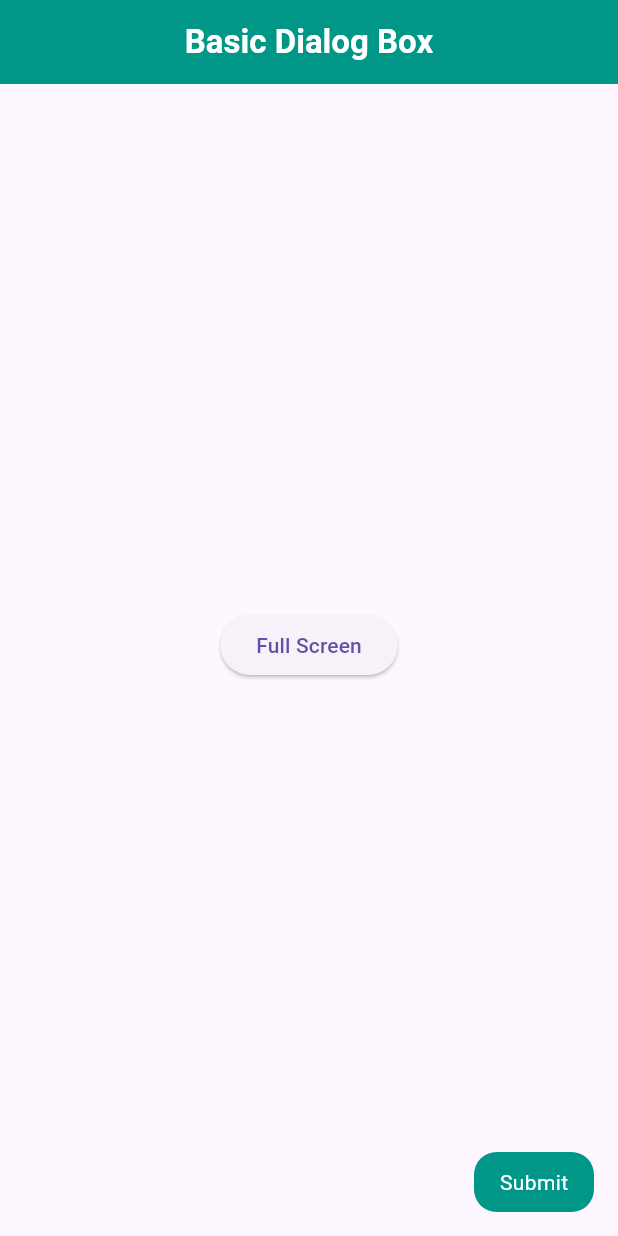
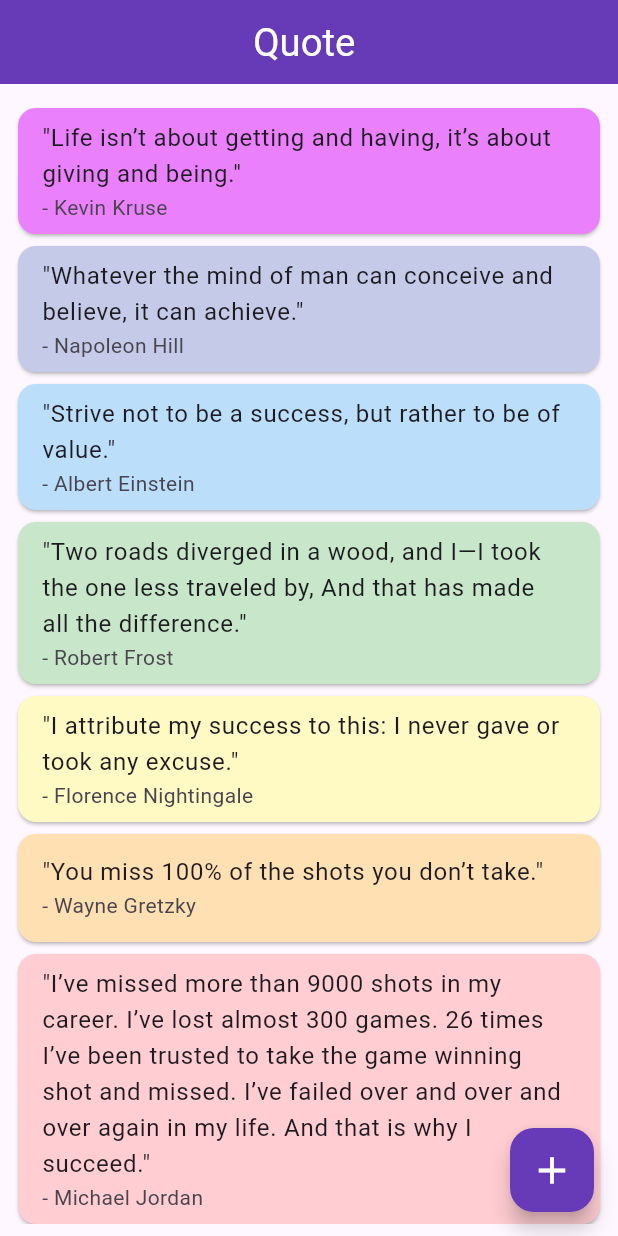
Before and after one commit to harshdusane2103/quote_app_daily_task, a Flutter app: the screen it shows after launch, on a phone screen of 412 x 824 dp. Run offline on Flutter 3.47's test engine with Material 3 defaults, Android fonts, the phone set to English and light mode, and no system bars.

Commit message:
4-06-2024

```diff
--- /dev/null
+++ b/lib/Quote_Dialog/HomeScreen.dart
@@ -0,0 +1,111 @@
+import 'dart:math';
+
+import 'package:flutter/material.dart';
+import 'package:quote_app_daily_task/Quote_Dialog/quote_class.dart';
+import 'package:quote_app_daily_task/utils/golbal.dart';
+
+QuotesModel? quotesModel;
+
+class Quotes extends StatefulWidget {
+  const Quotes({super.key});
+
+  @override
+  State<Quotes> createState() => _QuotesState();
+}
+
+class _QuotesState extends State<Quotes> {
+  @override
+  void initState() {
+    quotesModel = QuotesModel.toList(QuoteList);
+    super.initState();
+  }
+
+  @override
+  Widget build(BuildContext context) {
+    double width = MediaQuery.of(context).size.width;
+    return SafeArea(
+      child: Scaffold(
+        appBar: AppBar(
+          centerTitle: true,
+          backgroundColor: Colors.deepPurple,
+          title: Text(
+            'Quote ',
+            style: TextStyle(color: Colors.white, fontSize: width * 0.062),
+          ),
+        ),
+        body: Padding(
+          padding: const EdgeInsets.fromLTRB(8, 12, 8, 8),
+          child: SingleChildScrollView(
+            physics: const BouncingScrollPhysics(),
+            child: Column(
+              children: List.generate(
+
+                quotesModel!.quoteModelList.length,
+                (index) => Card(
+
+
+                  // color: colorList[index % colorList.length],
+                  child: ListTile(
+                    title: Text(
+                      '"${quotesModel!.quoteModelList[index].quote!}"',
+                    ),
+                    subtitle: Text(
+                      '- ${quotesModel!.quoteModelList[index].author!}',
+                    ),
+                  ),
+                  color: colorList[index % colorList.length],
+                ),
+              ),
+            ),
+          ),
+        ),
+        floatingActionButton: FloatingActionButton(
+          onPressed: () {
+
+            Random random = Random();
+            int hd = random.nextInt(quotesModel!.quoteModelList.length);
+
+            showDialog(
+                context: context,
+                builder: (context) => AlertDialog(
+                      // backgroundColor: colorList[a % colorList.length],
+                      title: Text(
+                        quotesModel!.quoteModelList[hd].author!,style: TextStyle(color: Colors.black,fontWeight: FontWeight.bold),
+                      ),
+                      content: Text(
+                        '"${quotesModel!.quoteModelList[hd].quote!}"',style: TextStyle(color: Colors.black
+                      ),
+                      ),
+                      actions: [
+
+                        TextButton(
+                            onPressed: () {
+                              Navigator.pop(context);
+                            },
+                            child: Text(
+                              'Back',
+                            )),
+                        TextButton(
+                            onPressed: () {
+                              setState(() {
+                                Selectindex=hd;
+                              });
+                              Navigator.of(context).pushNamed('/bg');
+                            },
+                            child: Text(
+                              'Save',
+                            )),
+                      ],
+                    ));
+          },
+          child: const Icon(
+            Icons.add,
+            size: 30,
+            color: Colors.white,
+          ),
+          backgroundColor: Colors.deepPurple,
+        ),
+      ),
+    );
+  }
+}
--- /dev/null
+++ b/lib/Quote_Dialog/bg.dart
@@ -0,0 +1,66 @@
+import 'package:flutter/cupertino.dart';
+import 'package:flutter/material.dart';
+import 'package:flutter/widgets.dart';
+import 'package:quote_app_daily_task/Quote_Dialog/HomeScreen.dart';
+import 'package:quote_app_daily_task/Quote_Dialog/quote_class.dart';
+import 'package:quote_app_daily_task/utils/golbal.dart';
+class bgScreen extends StatefulWidget {
+  const bgScreen({super.key});
+
+  @override
+  State<bgScreen> createState() => _bgScreenState();
+}
+
+class _bgScreenState extends State<bgScreen> {
+  @override
+  Widget build(BuildContext context) {
+
+    return Scaffold(
+      backgroundColor: Colors.black,
+      body: Column(
+        children: [
+          Center(
+            child: Container(
+              margin: EdgeInsets.only(top: 200),
+              height: 340,
+              width:340,
+              decoration: BoxDecoration(
+                // border: Border.all(color: Colors.white),
+                borderRadius: BorderRadius.circular(10),
+                // image: DecorationImage(
+                //   fit: BoxFit.cover,
+                //   image: AssetImage("assets/image/banner.jpeg"),
+                // )
+              ),
+              child: Column(
+                mainAxisAlignment: MainAxisAlignment.center,
+                children: [
+                  // ... List.generate(quotesModel!.quoteModelList.length, (index) =>
+                  //    )
+                  Center(
+                    child: ListTile(
+                      title: Text( quotesModel!.quoteModelList[Selectindex].quote!,style: TextStyle(color: Colors.white),),
+                      subtitle: Text("-"+" "+ quotesModel!.quoteModelList[Selectindex].author!,style: TextStyle(color: Colors.white,fontWeight:FontWeight.bold),),
+
+                    ),
+                  ),
+                 ],
+              ),
+            ),
+          ),
+          Align(
+            alignment: Alignment.bottomRight,
+            child: Container(
+              margin: EdgeInsets.only(top:150),
+              height: 80,
+              width: 100,
+              // color: Colors.white,
+              child: Text('@harshdusane',style: TextStyle(color: Colors.white,fontSize: 14),),
+            ),
+          ),
+
+        ],
+      ),
+    );
+  }
+}
--- /dev/null
+++ b/lib/Quote_Dialog/quote_class.dart
@@ -0,0 +1,19 @@
+class QuotesModel {
+  String? quote;
+  String? author;
+  List<QuotesModel> quoteModelList = [];
+
+  QuotesModel({this.author, this.quote});
+
+  factory QuotesModel.fromQuote(Map h1) {
+    return QuotesModel(
+      author: h1['author'], quote: h1['quote'],
+    );
+  }
+
+  QuotesModel.toList(List hd) {
+    for (int i = 0; i < hd.length; i++) {
+      quoteModelList.add(QuotesModel.fromQuote(hd[i]));
+    }
+  }
+}
--- a/lib/main.dart
+++ b/lib/main.dart
@@ -1,5 +1,7 @@
 import 'package:flutter/material.dart';
-import 'package:quote_app_daily_task/Dilgoue-Box/Basic_dialog.dart';
+
+import 'package:quote_app_daily_task/Quote_Dialog/HomeScreen.dart';
+import 'package:quote_app_daily_task/Quote_Dialog/bg.dart';
 
 void main() {
   runApp(const MyApp());
@@ -18,7 +20,8 @@ class _MyAppState extends State<MyApp> {
     return MaterialApp(
       debugShowCheckedModeBanner: false,
       routes: {
-        '/':(context)=>DialogScreen(),
+        '/':(context)=>Quotes(),
+        '/bg':(context)=>bgScreen(),
       },
     );
   }
--- /dev/null
+++ b/lib/utils/golbal.dart
@@ -0,0 +1,467 @@
+import 'package:flutter/material.dart';
+int Selectindex=0;
+
+List colorList = [
+  Colors.purpleAccent.shade100,
+  Colors.indigo.shade100,
+  Colors.blue.shade100,
+  Colors.green.shade100,
+  Colors.yellow.shade100,
+  Colors.orange.shade100,
+  Colors.red.shade100,
+];
+List QuoteList = [
+  {
+    "quote":
+        "Life isn’t about getting and having, it’s about giving and being.",
+    "author": "Kevin Kruse"
+  },
+  {
+    "quote":
+        "Whatever the mind of man can conceive and believe, it can achieve.",
+    "author": "Napoleon Hill"
+  },
+  {
+    "quote": "Strive not to be a success, but rather to be of value.",
+    "author": "Albert Einstein"
+  },
+  {
+    "quote":
+        "Two roads diverged in a wood, and I—I took the one less traveled by, And that has made all the difference.",
+    "author": "Robert Frost"
+  },
+  {
+    "quote": "I attribute my success to this: I never gave or took any excuse.",
+    "author": "Florence Nightingale"
+  },
+  {
+    "quote": "You miss 100% of the shots you don’t take.",
+    "author": "Wayne Gretzky"
+  },
+  {
+    "quote":
+        "I’ve missed more than 9000 shots in my career. I’ve lost almost 300 games. 26 times I’ve been trusted to take the game winning shot and missed. I’ve failed over and over and over again in my life. And that is why I succeed.",
+    "author": "Michael Jordan"
+  },
+  {
+    "quote":
+        "The most difficult thing is the decision to act, the rest is merely tenacity.",
+    "author": "Amelia Earhart"
+  },
+  {
+    "quote": "Every strike brings me closer to the next home run.",
+    "author": "Babe Ruth"
+  },
+  {
+    "quote":
+        "Definiteness of purpose is the starting point of all achievement.",
+    "author": "W. Clement Stone"
+  },
+  {
+    "quote":
+        "We must balance conspicuous consumption with conscious capitalism.",
+    "author": "Kevin Kruse"
+  },
+  {
+    "quote":
+        "Life is what happens to you while you’re busy making other plans.",
+    "author": "John Lennon"
+  },
+  {"quote": "We become what we think about.", "author": "Earl Nightingale"},
+  {
+    "quote":
+        "Twenty years from now you will be more disappointed by the things that you didn’t do than by the ones you did do, so throw off the bowlines, sail away from safe harbor, catch the trade winds in your sails.  Explore, Dream, Discover.",
+    "author": "Mark Twain"
+  },
+  {
+    "quote": "Life is 10% what happens to me and 90% of how I react to it.",
+    "author": "Charles Swindoll"
+  },
+  {
+    "quote":
+        "The most common way people give up their power is by thinking they don’t have any.",
+    "author": "Alice Walker"
+  },
+  {
+    "quote": "The mind is everything. What you think you become.",
+    "author": "Buddha"
+  },
+  {
+    "quote":
+        "The best time to plant a tree was 20 years ago. The second best time is now.",
+    "author": "Chinese Proverb"
+  },
+  {"quote": "An unexamined life is not worth living.", "author": "Socrates"},
+  {
+    "quote": "Eighty percent of success is showing up.",
+    "author": "Woody Allen"
+  },
+  {
+    "quote":
+        "Your time is limited, so don’t waste it living someone else’s life.",
+    "author": "Steve Jobs"
+  },
+  {
+    "quote": "Winning isn’t everything, but wanting to win is.",
+    "author": "Vince Lombardi"
+  },
+  {
+    "quote":
+        "I am not a product of my circumstances. I am a product of my decisions.",
+    "author": "Stephen Covey"
+  },
+  {
+    "quote":
+        "Every child is an artist.  The problem is how to remain an artist once he grows up.",
+    "author": "Pablo Picasso"
+  },
+  {
+    "quote":
+        "You can never cross the ocean until you have the courage to lose sight of the shore.",
+    "author": "Christopher Columbus"
+  },
+  {
+    "quote":
+        "I’ve learned that people will forget what you said, people will forget what you did, but people will never forget how you made them feel.",
+    "author": "Maya Angelou"
+  },
+  {
+    "quote": "Either you run the day, or the day runs you.",
+    "author": "Jim Rohn"
+  },
+  {
+    "quote": "Whether you think you can or you think you can’t, you’re right.",
+    "author": "Henry Ford"
+  },
+  {
+    "quote":
+        "The two most important days in your life are the day you are born and the day you find out why.",
+    "author": "Mark Twain"
+  },
+  {
+    "quote":
+        "Whatever you can do, or dream you can, begin it.  Boldness has genius, power and magic in it.",
+    "author": "Johann Wolfgang von Goethe"
+  },
+  {"quote": "The best revenge is massive success.", "author": "Frank Sinatra"},
+  {
+    "quote":
+        "People often say that motivation doesn’t last. Well, neither does bathing.  That’s why we recommend it daily.",
+    "author": "Zig Ziglar"
+  },
+  {
+    "quote": "Life shrinks or expands in proportion to one’s courage.",
+    "author": "Anais Nin"
+  },
+  {
+    "quote":
+        "If you hear a voice within you say “you cannot paint,” then by all means paint and that voice will be silenced.",
+    "author": "Vincent Van Gogh"
+  },
+  {
+    "quote":
+        "There is only one way to avoid criticism: do nothing, say nothing, and be nothing.",
+    "author": "Aristotle"
+  },
+  {
+    "quote":
+        "Ask and it will be given to you; search, and you will find; knock and the door will be opened for you.",
+    "author": "Jesus"
+  },
+  {
+    "quote":
+        "The only person you are destined to become is the person you decide to be.",
+    "author": "Ralph Waldo Emerson"
+  },
+  {
+    "quote":
+        "Go confidently in the direction of your dreams.  Live the life you have imagined.",
+    "author": "Henry David Thoreau"
+  },
+  {
+    "quote":
+        "When I stand before God at the end of my life, I would hope that I would not have a single bit of talent left and could say, I used everything you gave me.",
+    "author": "Erma Bombeck"
+  },
+  {
+    "quote":
+        "Few things can help an individual more than to place responsibility on him, and to let him know that you trust him.",
+    "author": "Booker T. Washington"
+  },
+  {
+    "quote":
+        "Certain things catch your eye, but pursue only those that capture the heart.",
+    "author": " Ancient Indian Proverb"
+  },
+  {
+    "quote": "Believe you can and you’re halfway there.",
+    "author": "Theodore Roosevelt"
+  },
+  {
+    "quote": "Everything you’ve ever wanted is on the other side of fear.",
+    "author": "George Addair"
+  },
+  {
+    "quote":
+        "We can easily forgive a child who is afraid of the dark; the real tragedy of life is when men are afraid of the light.",
+    "author": "Plato"
+  },
+  {
+    "quote":
+        "Teach thy tongue to say, “I do not know,” and thous shalt progress.",
+    "author": "Maimonides"
+  },
+  {
+    "quote": "Start where you are. Use what you have.  Do what you can.",
+    "author": "Arthur Ashe"
+  },
+  {
+    "quote":
+        "When I was 5 years old, my mother always told me that happiness was the key to life.  When I went to school, they asked me what I wanted to be when I grew up.  I wrote down ‘happy’.  They told me I didn’t understand the assignment, and I told them they didn’t understand life.",
+    "author": "John Lennon"
+  },
+  {
+    "quote": "Fall seven times and stand up eight.",
+    "author": "Japanese Proverb"
+  },
+  {
+    "quote":
+        "When one door of happiness closes, another opens, but often we look so long at the closed door that we do not see the one that has been opened for us.",
+    "author": "Helen Keller"
+  },
+  {
+    "quote": "Everything has beauty, but not everyone can see.",
+    "author": "Confucius"
+  },
+  {
+    "quote":
+        "How wonderful it is that nobody need wait a single moment before starting to improve the world.",
+    "author": "Anne Frank"
+  },
+  {
+    "quote": "When I let go of what I am, I become what I might be.",
+    "author": "Lao Tzu"
+  },
+  {
+    "quote":
+        "Life is not measured by the number of breaths we take, but by the moments that take our breath away.",
+    "author": "Maya Angelou"
+  },
+  {
+    "quote":
+        "Happiness is not something readymade.  It comes from your own actions.",
+    "author": "Dalai Lama"
+  },
+  {
+    "quote":
+        "If you’re offered a seat on a rocket ship, don’t ask what seat! Just get on.",
+    "author": "Sheryl Sandberg"
+  },
+  {
+    "quote":
+        "First, have a definite, clear practical ideal; a goal, an objective. Second, have the necessary means to achieve your ends; wisdom, money, materials, and methods. Third, adjust all your means to that end.",
+    "author": "Aristotle"
+  },
+  {
+    "quote": "If the wind will not serve, take to the oars.",
+    "author": "Latin Proverb"
+  },
+  {
+    "quote":
+        "You can’t fall if you don’t climb.  But there’s no joy in living your whole life on the ground.",
+    "author": "Unknown"
+  },
+  {
+    "quote":
+        "We must believe that we are gifted for something, and that this thing, at whatever cost, must be attained.",
+    "author": "Marie Curie"
+  },
+  {
+    "quote":
+        "Too many of us are not living our dreams because we are living our fears.",
+    "author": "Les Brown"
+  },
+  {
+    "quote":
+        "Challenges are what make life interesting and overcoming them is what makes life meaningful.",
+    "author": "Joshua J. Marine"
+  },
+  {
+    "quote": "If you want to lift yourself up, lift up someone else.",
+    "author": "Booker T. Washington"
+  },
+  {
+    "quote":
+        "I have been impressed with the urgency of doing. Knowing is not enough; we must apply. Being willing is not enough; we must do.",
+    "author": "Leonardo da Vinci"
+  },
+  {
+    "quote":
+        "Limitations live only in our minds.  But if we use our imaginations, our possibilities become limitless.",
+    "author": "Jamie Paolinetti"
+  },
+  {
+    "quote":
+        "You take your life in your own hands, and what happens? A terrible thing, no one to blame.",
+    "author": "Erica Jong"
+  },
+  {
+    "quote":
+        "What’s money? A man is a success if he gets up in the morning and goes to bed at night and in between does what he wants to do.",
+    "author": "Bob Dylan"
+  },
+  {
+    "quote": "I didn’t fail the test. I just found 100 ways to do it wrong.",
+    "author": "Benjamin Franklin"
+  },
+  {
+    "quote":
+        "In order to succeed, your desire for success should be greater than your fear of failure.",
+    "author": "Bill Cosby"
+  },
+  {
+    "quote": "A person who never made a mistake never tried anything new.",
+    "author": " Albert Einstein"
+  },
+  {
+    "quote":
+        "The person who says it cannot be done should not interrupt the person who is doing it.",
+    "author": "Chinese Proverb"
+  },
+  {
+    "quote": "There are no traffic jams along the extra mile.",
+    "author": "Roger Staubach"
+  },
+  {
+    "quote": "It is never too late to be what you might have been.",
+    "author": "George Eliot"
+  },
+  {"quote": "You become what you believe.", "author": "Oprah Winfrey"},
+  {
+    "quote": "I would rather die of passion than of boredom.",
+    "author": "Vincent van Gogh"
+  },
+  {
+    "quote":
+        "A truly rich man is one whose children run into his arms when his hands are empty.",
+    "author": "Unknown"
+  },
+  {
+    "quote":
+        "It is not what you do for your children, but what you have taught them to do for themselves, that will make them successful human beings.",
+    "author": "Ann Landers"
+  },
+  {
+    "quote":
+        "If you want your children to turn out well, spend twice as much time with them, and half as much money.",
+    "author": "Abigail Van Buren"
+  },
+  {
+    "quote":
+        "Build your own dreams, or someone else will hire you to build theirs.",
+    "author": "Farrah Gray"
+  },
+  {
+    "quote":
+        "The battles that count aren’t the ones for gold medals. The struggles within yourself–the invisible battles inside all of us–that’s where it’s at.",
+    "author": "Jesse Owens"
+  },
+  {
+    "quote": "Education costs money.  But then so does ignorance.",
+    "author": "Sir Claus Moser"
+  },
+  {
+    "quote":
+        "I have learned over the years that when one’s mind is made up, this diminishes fear.",
+    "author": "Rosa Parks"
+  },
+  {
+    "quote": "It does not matter how slowly you go as long as you do not stop.",
+    "author": "Confucius"
+  },
+  {
+    "quote":
+        "If you look at what you have in life, you’ll always have more. If you look at what you don’t have in life, you’ll never have enough.",
+    "author": "Oprah Winfrey"
+  },
+  {
+    "quote":
+        "Remember that not getting what you want is sometimes a wonderful stroke of luck.",
+    "author": "Dalai Lama"
+  },
+  {
+    "quote":
+        "You can’t use up creativity.  The more you use, the more you have.",
+    "author": "Maya Angelou"
+  },
+  {"quote": "Dream big and dare to fail.", "author": "Norman Vaughan"},
+  {
+    "quote":
+        "Our lives begin to end the day we become silent about things that matter.",
+    "author": "Martin Luther King Jr."
+  },
+  {
+    "quote": "Do what you can, where you are, with what you have.",
+    "author": "Teddy Roosevelt"
+  },
+  {
+    "quote":
+        "If you do what you’ve always done, you’ll get what you’ve always gotten.",
+    "author": "Tony Robbins"
+  },
+  {
+    "quote": "Dreaming, after all, is a form of planning.",
+    "author": "Gloria Steinem"
+  },
+  {
+    "quote":
+        "It’s your place in the world; it’s your life. Go on and do all you can with it, and make it the life you want to live.",
+    "author": "Mae Jemison"
+  },
+  {
+    "quote":
+        "You may be disappointed if you fail, but you are doomed if you don’t try.",
+    "author": "Beverly Sills"
+  },
+  {
+    "quote": "Remember no one can make you feel inferior without your consent.",
+    "author": "Eleanor Roosevelt"
+  },
+  {
+    "quote": "Life is what we make it, always has been, always will be.",
+    "author": "Grandma Moses"
+  },
+  {
+    "quote":
+        "The question isn’t who is going to let me; it’s who is going to stop me.",
+    "author": "Ayn Rand"
+  },
+  {
+    "quote":
+        "When everything seems to be going against you, remember that the airplane takes off against the wind, not with it.",
+    "author": "Henry Ford"
+  },
+  {
+    "quote":
+        "It’s not the years in your life that count. It’s the life in your years.",
+    "author": "Abraham Lincoln"
+  },
+  {
+    "quote": "Change your thoughts and you change your world.",
+    "author": "Norman Vincent Peale"
+  },
+  {
+    "quote":
+        "Either write something worth reading or do something worth writing.",
+    "author": "Benjamin Franklin"
+  },
+  {
+    "quote": "Nothing is impossible, the word itself says, “I’m possible!”",
+    "author": "–Audrey Hepburn"
+  },
+  {
+    "quote": "The only way to do great work is to love what you do.",
+    "author": "Steve Jobs"
+  },
+  {"quote": "If you can dream it, you can achieve it.", "author": "Zig Ziglar"}
+];
--- a/pubspec.yaml
+++ b/pubspec.yaml
@@ -62,6 +62,8 @@ flutter:
   # assets:
   #   - images/a_dot_burr.jpeg
   #   - images/a_dot_ham.jpeg
+  assets:
+    - assets/image/
 
   # An image asset can refer to one or more resolution-specific "variants", see
   # https://flutter.dev/assets-and-images/#resolution-aware
```
Also changed, not shown: assets/image/banner.jpeg (added), assets/image/banner.webp (added), q1.jpg (added), q2.jpg (added), q3.jpg (added).
